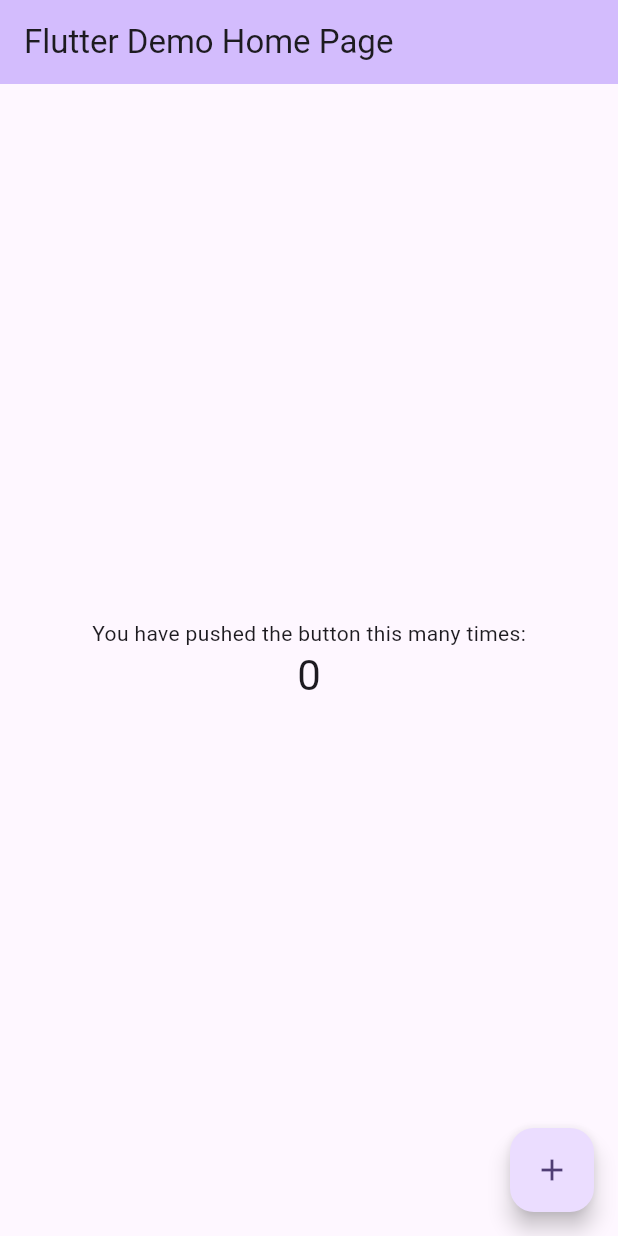
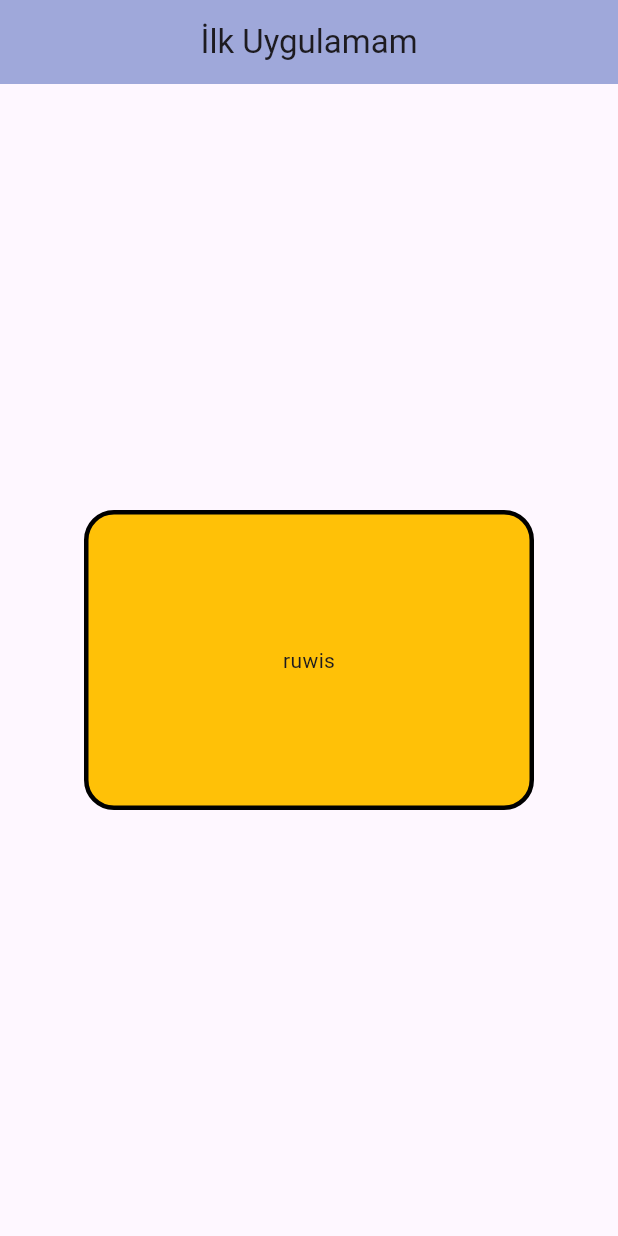
Before and after one commit to ardakin1/flutter, a Flutter app: the screen it shows after launch, on a phone screen of 412 x 824 dp. Run offline on Flutter 3.47's test engine with Material 3 defaults, Android fonts, the phone set to English and light mode, and no system bars.

Commit message:
4 commit

```diff
--- /dev/null
+++ b/lib/custom_cart.dart
@@ -0,0 +1,20 @@
+import 'package:flutter/material.dart';
+
+class CustomCardView extends StatelessWidget {
+  const CustomCardView({super.key});
+
+  @override
+  Widget build(BuildContext context) {
+    return Container(
+      width: 300,
+      height: 200,
+      decoration: BoxDecoration(
+        color: Colors.amber,
+        borderRadius: BorderRadius.circular(20),
+        border: Border.all(color: Colors.black, width: 3),
+      ),
+      alignment: Alignment.center,
+      child: const Text("ruwis"),
+    );
+  }
+}
--- a/lib/main.dart
+++ b/lib/main.dart
@@ -1,108 +1,28 @@
 import 'package:flutter/material.dart';
+import 'package:flutter_proje/custom_cart.dart';
 
 void main() {
-  runApp(const MyApp());
+  runApp(const Uygulama());
 }
 
-class MyApp extends StatelessWidget {
-  const MyApp({super.key});
+class Uygulama extends StatelessWidget {
+  const Uygulama({super.key});
 
-  // This widget is the root of your application.
   @override
   Widget build(BuildContext context) {
     return MaterialApp(
-      title: 'Flutter Demo',
-      theme: ThemeData(
-        // This is the theme of your application.
-        //
-        // TRY THIS: Try running your application with "flutter run". You'll see
-        // the application has a purple toolbar. Then, without quitting the app,
-        // try changing the seedColor in the colorScheme below to Colors.green
-        // and then invoke "hot reload" (save your changes or press the "hot
-        // reload" button in a Flutter-supported IDE, or press "r" if you used
-        // the command line to start the app).
-        //
-        // Notice that the counter didn't reset back to zero; the application
-        // state is not lost during the reload. To reset the state, use hot
-        // restart instead.
-        //
-        // This works for code too, not just values: Most code changes can be
-        // tested with just a hot reload.
-        colorScheme: .fromSeed(seedColor: Colors.deepPurple),
-      ),
-      home: const MyHomePage(title: 'Flutter Demo Home Page'),
-    );
-  }
-}
-
-class MyHomePage extends StatefulWidget {
-  const MyHomePage({super.key, required this.title});
-
-  // This widget is the home page of your application. It is stateful, meaning
-  // that it has a State object (defined below) that contains fields that affect
-  // how it looks.
-
-  // This class is the configuration for the state. It holds the values (in this
-  // case the title) provided by the parent (in this case the App widget) and
-  // used by the build method of the State. Fields in a Widget subclass are
-  // always marked "final".
-
-  final String title;
-
-  @override
-  State<MyHomePage> createState() => _MyHomePageState();
-}
-
-class _MyHomePageState extends State<MyHomePage> {
-  int _counter = 0;
-
-  void _incrementCounter() {
-    setState(() {
-      // This call to setState tells the Flutter framework that something has
-      // changed in this State, which causes it to rerun the build method below
-      // so that the display can reflect the updated values. If we changed
-      // _counter without calling setState(), then the build method would not be
-      // called again, and so nothing would appear to happen.
-      _counter++;
-    });
-  }
-
-  @override
-  Widget build(BuildContext context) {
-    return Scaffold(
-      appBar: AppBar(
-        // TRY THIS: Try changing the color here to a specific color (to
-        // Colors.amber, perhaps?) and trigger a hot reload to see the AppBar
-        // change color while the other colors stay the same.
-        backgroundColor: Theme.of(context).colorScheme.inversePrimary,
-        // Here we take the value from the MyHomePage object that was created by
-        // the App.build method, and use it to set our appbar title.
-        title: Text(widget.title),
-      ),
-      body: Center(
-        // Center is a layout widget. It takes a single child and positions it
-        // in the middle of the parent.
-        child: Column(
-          // axis because Columns are vertical (the cross axis would be
-          // horizontal).
-          //
-          // TRY THIS: Invoke "debug painting" (choose the "Toggle Debug Paint"
-          // action in the IDE, or press "p" in the console), to see the
-          // wireframe for each widget.
-          mainAxisAlignment: .center,
-          children: [
-            const Text('You have pushed the button this many times:'),
-            Text(
-              '$_counter',
-              style: Theme.of(context).textTheme.headlineMedium,
-            ),
-          ],
+      home: Scaffold(
+        appBar: AppBar(
+          title: const Text("İlk Uygulamam"),
+          centerTitle: true,
+          backgroundColor: Colors.indigo.shade200,
         ),
-      ),
-      floatingActionButton: FloatingActionButton(
-        onPressed: _incrementCounter,
-        tooltip: 'Increment',
-        child: const Icon(Icons.add),
+        body: Center(
+          child: Column(
+            mainAxisAlignment: MainAxisAlignment.spaceEvenly,
+            children: [CustomCardView()],
+          ),
+        ),
       ),
     );
   }
```
Also changed, not shown: 1 other file.
